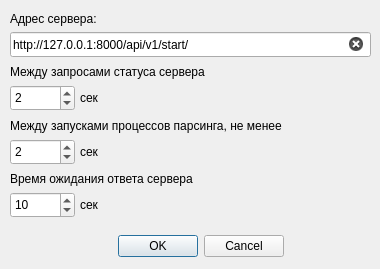
This is Client UI/components/forms/server_set_window_template.ui in HiddenJang/Xperiment2 as Qt 5 draws it before an edit. The edited form follows.
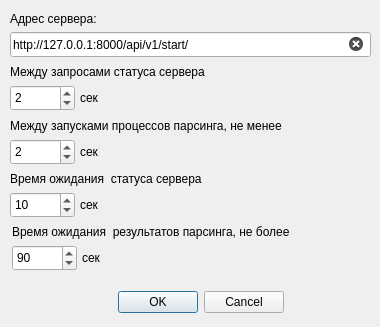
This is the edited form.

Patch:
```diff
--- a/Client UI/components/forms/server_set_window_template.ui
+++ b/Client UI/components/forms/server_set_window_template.ui
@@ -10,7 +10,7 @@
     <x>0</x>
     <y>0</y>
     <width>380</width>
-    <height>269</height>
+    <height>327</height>
    </rect>
   </property>
   <property name="windowTitle">
@@ -23,7 +23,7 @@
    <property name="geometry">
     <rect>
      <x>30</x>
-     <y>230</y>
+     <y>286</y>
      <width>341</width>
      <height>32</height>
     </rect>
@@ -190,7 +190,49 @@
     </rect>
    </property>
    <property name="text">
-    <string>Время ожидания ответа сервера</string>
+    <string>Время ожидания  статуса сервера</string>
+   </property>
+  </widget>
+  <widget class="QLabel" name="label_parsResponseTimeout_2">
+   <property name="geometry">
+    <rect>
+     <x>82</x>
+     <y>249</y>
+     <width>31</width>
+     <height>17</height>
+    </rect>
+   </property>
+   <property name="text">
+    <string>сек</string>
+   </property>
+  </widget>
+  <widget class="QLabel" name="label_parsResponseTimeout_1">
+   <property name="geometry">
+    <rect>
+     <x>12</x>
+     <y>223</y>
+     <width>351</width>
+     <height>17</height>
+    </rect>
+   </property>
+   <property name="text">
+    <string>Время ожидания  результатов парсинга, не более</string>
+   </property>
+  </widget>
+  <widget class="QSpinBox" name="spinBox_parsResponseTimeout">
+   <property name="geometry">
+    <rect>
+     <x>12</x>
+     <y>245</y>
+     <width>65</width>
+     <height>26</height>
+    </rect>
+   </property>
+   <property name="maximum">
+    <number>9999</number>
+   </property>
+   <property name="value">
+    <number>90</number>
    </property>
   </widget>
  </widget>
```
Left out of the diff: 6 changed lines with no effect on the pictures.
